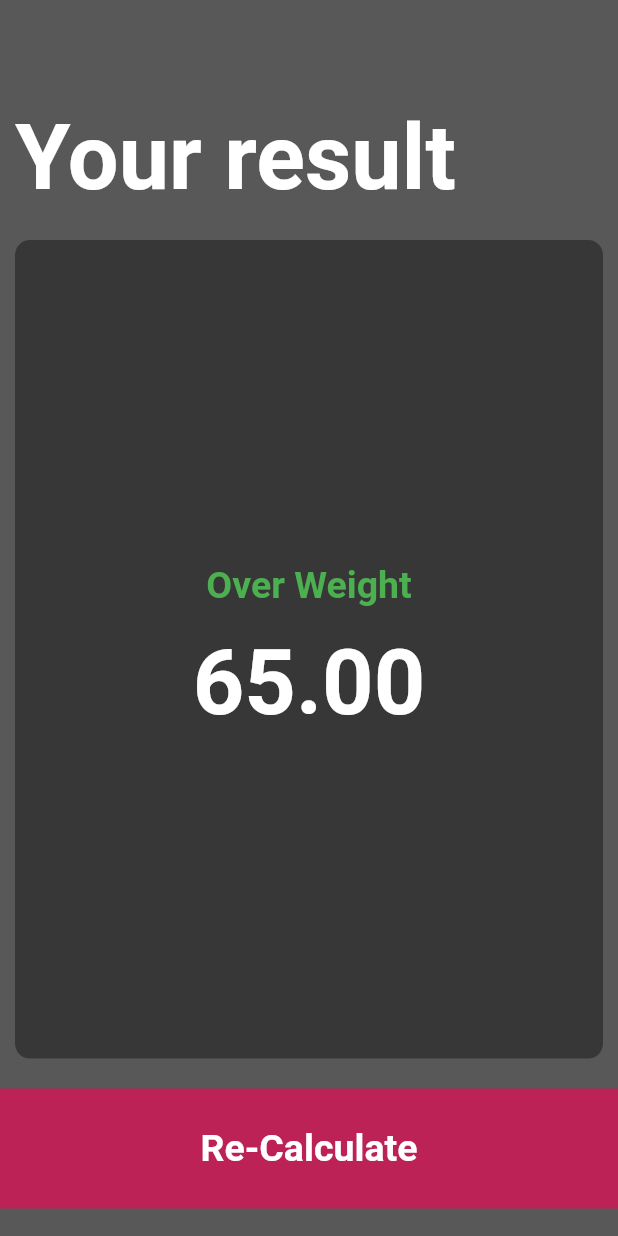
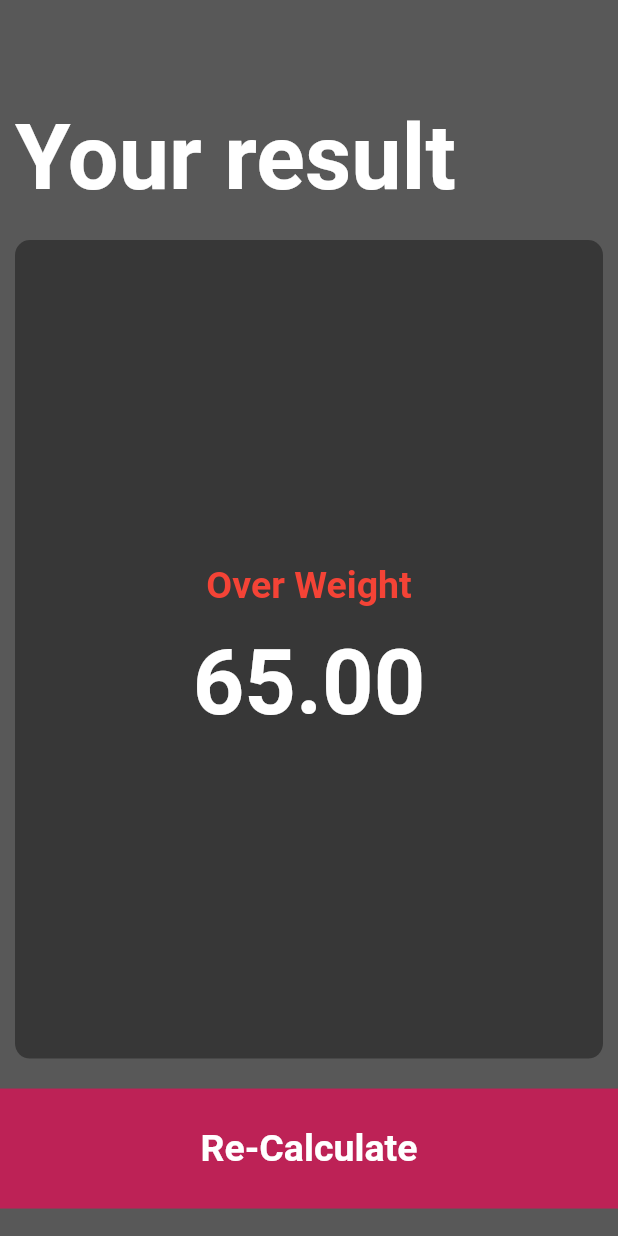
Before and after one commit to sahilchhillar/bmi-calculator-application, a Flutter app: the screen it shows after launch, after a tap on "Calculate", on a phone screen of 412 x 824 dp. Run offline on Flutter 3.47's test engine with Material 2 defaults, Android fonts, the phone set to English and light mode, and no system bars.

Commit message:
Color change in result based on BMI value

```diff
--- a/lib/main.dart
+++ b/lib/main.dart
@@ -36,6 +36,8 @@ class _BMICalculator extends State<BMICalculatorApp> {
   Color maleCardColor = const Color.fromARGB(205, 101, 101, 101);
   Color femaleCardColor = const Color.fromARGB(205, 101, 101, 101);
 
+  Color bmiColor = Colors.green;
+
   String gender = "male";
 
   void getBodyType() {
@@ -46,14 +48,17 @@ class _BMICalculator extends State<BMICalculatorApp> {
     if (bmiValue < 18.6) {
       setState(() {
         bodyType = "Under Weight";
+        bmiColor = Colors.green;
       });
     } else if (bmiValue >= 18.6 && bmiValue < 24.9) {
       setState(() {
         bodyType = "Normal";
+        bmiColor = Colors.orange;
       });
     } else {
       setState(() {
         bodyType = "Over Weight";
+        bmiColor = Colors.red;
       });
     }
   }
@@ -370,7 +375,7 @@ class _BMICalculator extends State<BMICalculatorApp> {
                       context,
                       MaterialPageRoute(
                           builder: (context) =>
-                              ResultClass(bmi: bmiValue, bodyType: bodyType)));
+                              ResultClass(bmi: bmiValue, bodyType: bodyType, bmiColor: bmiColor)));
                 },
                 child: SizedBox(
                   width: MediaQuery.of(context).size.width,
--- a/lib/result.dart
+++ b/lib/result.dart
@@ -1,11 +1,15 @@
 import 'package:flutter/material.dart';
 
-// ignore: must_be_immutable
 class ResultClass extends StatelessWidget {
   double bmi;
   String bodyType;
+  Color bmiColor;
 
-  ResultClass({super.key, required this.bmi, required this.bodyType});
+  ResultClass(
+      {super.key,
+      required this.bmi,
+      required this.bodyType,
+      required this.bmiColor});
 
   @override
   Widget build(BuildContext context) {
@@ -47,10 +51,10 @@ class ResultClass extends StatelessWidget {
                     children: [
                       Text(
                         bodyType,
-                        style: const TextStyle(
+                        style: TextStyle(
                             fontSize: 25,
                             fontWeight: FontWeight.bold,
-                            color: Colors.green),
+                            color: bmiColor),
                       ),
                       const SizedBox(
                         height: 15,
```
